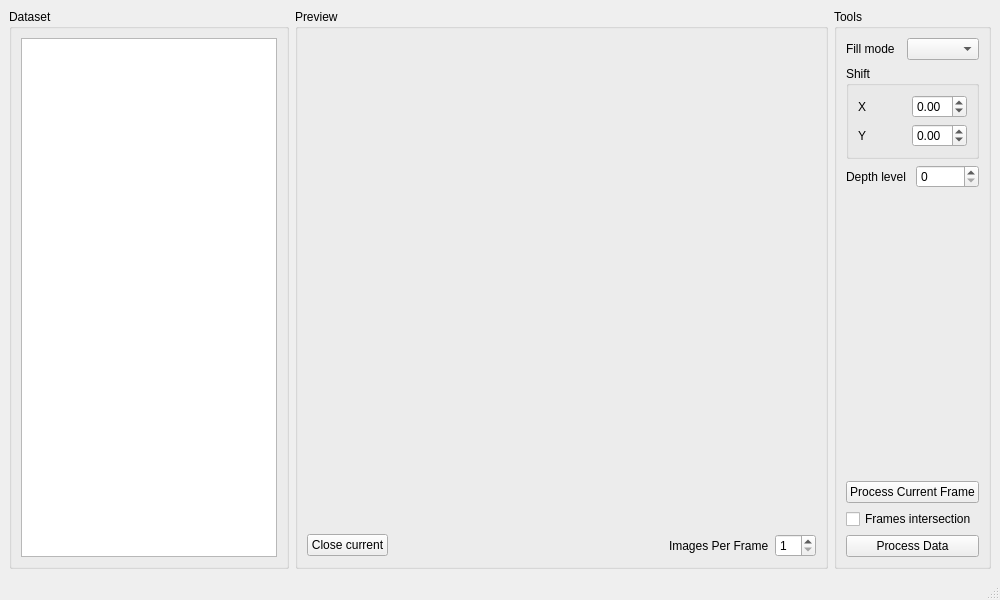
This is main/processor.ui in Garik-Mk/boo-anot as Qt 5 draws it before an edit. The edited form follows.
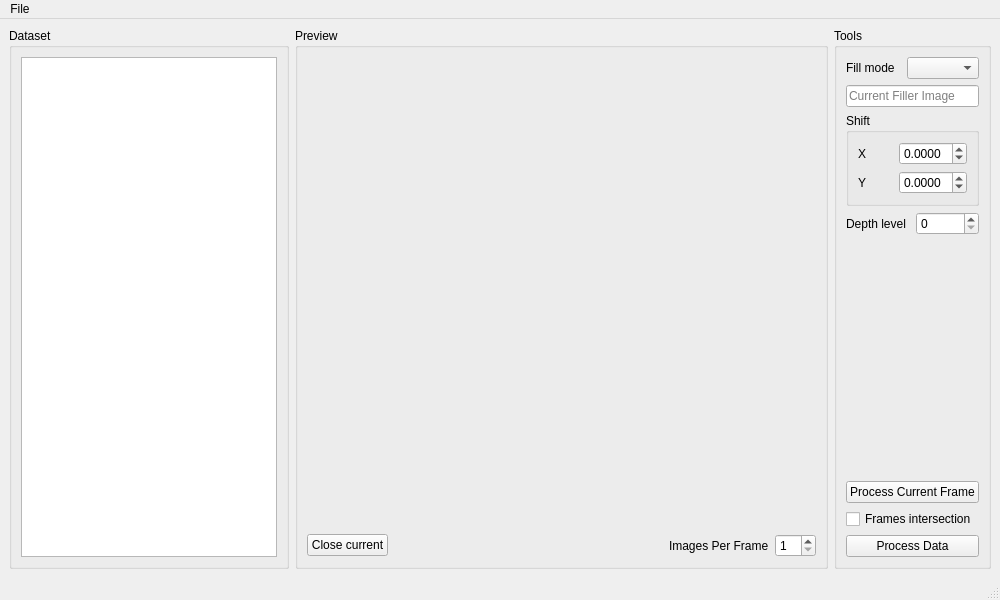
This is the edited form.

Commit message: Added image opening and resizing

What changed in the file:
```diff
--- a/main/processor.ui
+++ b/main/processor.ui
@@ -106,6 +106,16 @@
          </item>
         </layout>
        </item>
+       <item>
+        <widget class="QLineEdit" name="filler_image">
+         <property name="readOnly">
+          <bool>true</bool>
+         </property>
+         <property name="placeholderText">
+          <string>Current Filler Image</string>
+         </property>
+        </widget>
+       </item>
        <item>
         <widget class="QGroupBox" name="groupBox_4">
          <property name="title">
@@ -128,6 +138,9 @@
           </item>
           <item row="0" column="1">
            <widget class="QDoubleSpinBox" name="currentX">
+            <property name="decimals">
+             <number>4</number>
+            </property>
             <property name="minimum">
              <double>-1.000000000000000</double>
             </property>
@@ -141,6 +154,9 @@
           </item>
           <item row="1" column="1">
            <widget class="QDoubleSpinBox" name="currentY">
+            <property name="decimals">
+             <number>4</number>
+            </property>
             <property name="minimum">
              <double>-1.000000000000000</double>
             </property>
@@ -217,6 +233,13 @@
      <height>21</height>
     </rect>
    </property>
+   <widget class="QMenu" name="menuFile">
+    <property name="title">
+     <string>File</string>
+    </property>
+    <addaction name="actionOpen_Data"/>
+   </widget>
+   <addaction name="menuFile"/>
   </widget>
   <widget class="QStatusBar" name="statusbar"/>
  </widget>
```
Left out of the diff: 25 changed lines with no effect on the pictures. The commit also changes 2 other files.
